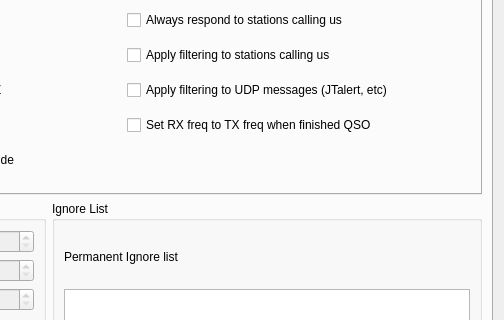
Qt form Configuration.ui (SpudGunMan/WSJT-Zed) before a commit; both pictures show x 256 to 760 and y 149 to 469 of the 760 by 727 pixel window.
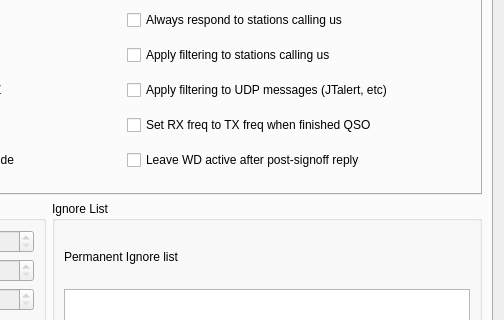
The same form after that commit. The open tabs and pages were chosen to show the change. Custom widgets are drawn as their Qt base class.

Diff of the .ui file:
```diff
--- a/Configuration.ui
+++ b/Configuration.ui
@@ -3775,6 +3775,16 @@
              </property>
             </widget>
            </item>
+           <item row="4" column="1">
+            <widget class="QCheckBox" name="cb_postSignoffWatchdog">
+             <property name="toolTip">
+              <string>&lt;html&gt;&lt;head/&gt;&lt;body&gt;&lt;p&gt;When enabled, late replies after a completed QSO are preferred over starting a new QSO and will not reset the TX watchdog. This helps the closing exchange continue with TX4/5 after a 73.&lt;/p&gt;&lt;/body&gt;&lt;/html&gt;</string>
+             </property>
+             <property name="text">
+              <string>Leave WD active after post-signoff reply</string>
+             </property>
+            </widget>
+           </item>
            <item row="1" column="0">
             <widget class="QCheckBox" name="cb_disableWriteFoxQSO">
              <property name="toolTip">
```
